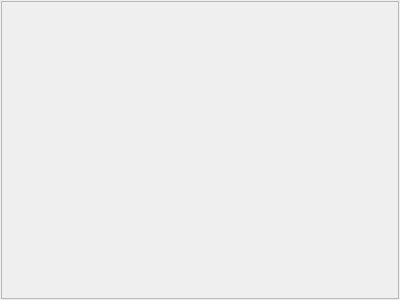
This is iterui/ui/WidgetPathway.ui in theysp/FDSNMH_GUI as Qt 5 draws it before an edit. The edited form follows.
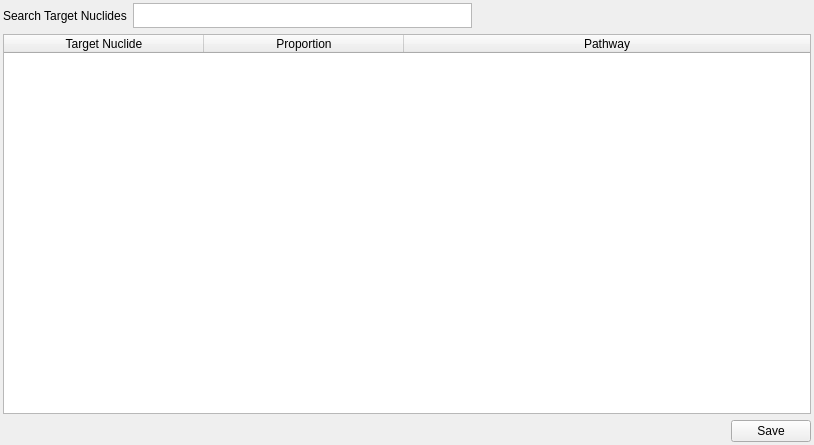
This is the edited form.

Patch:
```diff
--- a/iterui/ui/WidgetPathway.ui
+++ b/iterui/ui/WidgetPathway.ui
@@ -6,8 +6,8 @@
    <rect>
     <x>0</x>
     <y>0</y>
-    <width>400</width>
-    <height>300</height>
+    <width>814</width>
+    <height>445</height>
    </rect>
   </property>
   <property name="minimumSize">
@@ -19,29 +19,111 @@
   <property name="windowTitle">
    <string>Form</string>
   </property>
-  <layout class="QHBoxLayout" name="horizontalLayout">
+  <layout class="QVBoxLayout" name="verticalLayout" stretch="0,1,0">
    <property name="leftMargin">
-    <number>1</number>
+    <number>3</number>
    </property>
    <property name="topMargin">
-    <number>1</number>
+    <number>3</number>
    </property>
    <property name="rightMargin">
-    <number>1</number>
+    <number>3</number>
    </property>
    <property name="bottomMargin">
-    <number>1</number>
+    <number>3</number>
    </property>
    <item>
-    <widget class="QFrame" name="frame">
-     <property name="frameShape">
-      <enum>QFrame::StyledPanel</enum>
+    <layout class="QHBoxLayout" name="horizontalLayout_2">
+     <property name="topMargin">
+      <number>0</number>
      </property>
-     <property name="frameShadow">
-      <enum>QFrame::Raised</enum>
-     </property>
+     <item>
+      <widget class="QLabel" name="label">
+       <property name="text">
+        <string>Search Target Nuclides</string>
+       </property>
+      </widget>
+     </item>
+     <item>
+      <widget class="QPlainTextEdit" name="plainTextEditSearchNuclide">
+       <property name="maximumSize">
+        <size>
+         <width>16777215</width>
+         <height>25</height>
+        </size>
+       </property>
+      </widget>
+     </item>
+     <item>
+      <spacer name="horizontalSpacer_2">
+       <property name="orientation">
+        <enum>Qt::Horizontal</enum>
+       </property>
+       <property name="sizeHint" stdset="0">
+        <size>
+         <width>40</width>
+         <height>20</height>
+        </size>
+       </property>
+      </spacer>
+     </item>
+    </layout>
+   </item>
+   <item>
+    <widget class="QTableWidget" name="tableWidgetPathway">
+     <attribute name="horizontalHeaderDefaultSectionSize">
+      <number>200</number>
+     </attribute>
+     <attribute name="horizontalHeaderStretchLastSection">
+      <bool>true</bool>
+     </attribute>
+     <attribute name="verticalHeaderVisible">
+      <bool>false</bool>
+     </attribute>
+     <column>
+      <property name="text">
+       <string>Target Nuclide</string>
+      </property>
+     </column>
+     <column>
+      <property name="text">
+       <string>Proportion</string>
+      </property>
+     </column>
+     <column>
+      <property name="text">
+       <string>Pathway</string>
+      </property>
+     </column>
     </widget>
    </item>
+   <item>
+    <layout class="QHBoxLayout" name="horizontalLayout">
+     <property name="topMargin">
+      <number>0</number>
+     </property>
+     <item>
+      <spacer name="horizontalSpacer">
+       <property name="orientation">
+        <enum>Qt::Horizontal</enum>
+       </property>
+       <property name="sizeHint" stdset="0">
+        <size>
+         <width>40</width>
+         <height>20</height>
+        </size>
+       </property>
+      </spacer>
+     </item>
+     <item>
+      <widget class="QPushButton" name="pushButtonSave">
+       <property name="text">
+        <string>Save</string>
+       </property>
+      </widget>
+     </item>
+    </layout>
+   </item>
   </layout>
  </widget>
  <resources/>
```
